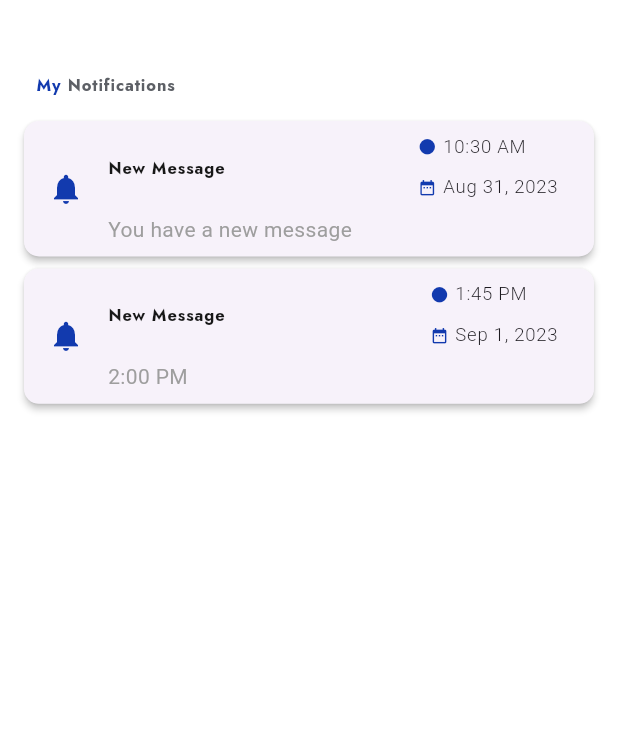
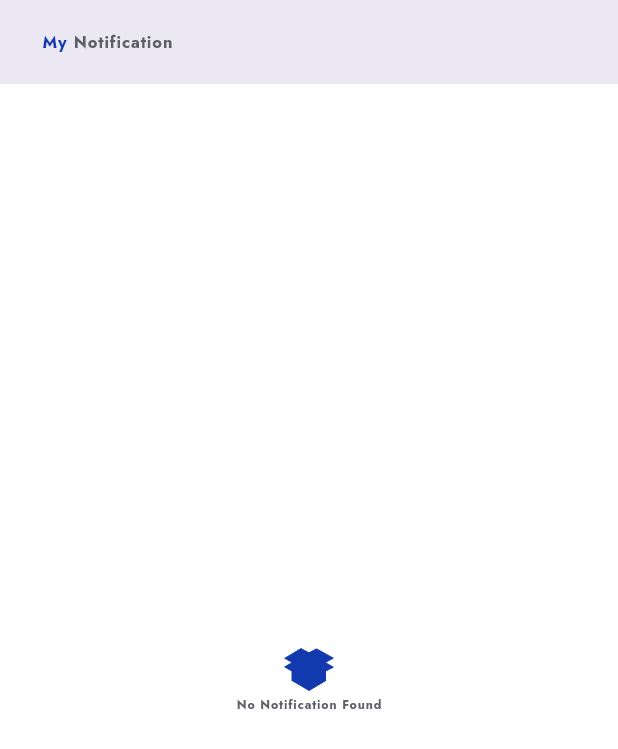
Before and after one commit to binimuse/ics, a Flutter app: the NotificationsView screen opened by its route, on a phone screen of 412 x 824 dp. Shown: the top 749 px of the screen. Run offline on Flutter 3.47's test engine with Material 3 defaults, Android fonts, the phone set to English and light mode, and no system bars; our stand-ins replace bot_toast, cached_network_image, carousel_slider, connectivity, connectivity_plus, country_code_picker and 19 more; missing offline and left inert: animated_segmented_tab_control, edge_detection, enum_to_string, flutter_pdfview; accounts and stored records are empty; network calls fail.

Commit message:
<fix> some bug fixed

```diff
--- /dev/null
+++ b/lib/app/common/customappbar.dart
@@ -0,0 +1,82 @@
+import 'package:flutter/material.dart';
+import 'package:get/get.dart';
+import 'package:ics/app/config/theme/app_colors.dart';
+import 'package:ics/app/config/theme/app_sizes.dart';
+import 'package:ics/app/config/theme/app_text_styles.dart';
+import 'package:sizer/sizer.dart';
+
+class CustomAppBar extends StatelessWidget implements PreferredSizeWidget {
+  final String title;
+  final String title2;
+  final String? routeName;
+  final bool showLeading;
+  final bool showActions;
+  final Widget? actionIcon;
+
+  CustomAppBar({
+    required this.title,
+    required this.title2,
+    this.routeName,
+    this.showLeading = true,
+    this.showActions = false,
+    this.actionIcon,
+  });
+
+  @override
+  Widget build(BuildContext context) {
+    return AppBar(
+      backgroundColor: AppColors.whiteOff,
+      elevation: 10,
+      automaticallyImplyLeading: false,
+      centerTitle: true,
+      leading: showLeading
+          ? IconButton(
+              onPressed: () {
+                Get.back();
+              },
+              padding: EdgeInsets.only(right: AppSizes.mp_w_3),
+              icon: Icon(
+                Icons.arrow_back,
+                color: AppColors.secondary,
+                size: AppSizes.icon_size_6,
+              ),
+            )
+          : null,
+      title: Padding(
+        padding: const EdgeInsets.all(12.0),
+        child: Row(
+          children: [
+            Text(
+              title,
+              style: AppTextStyles.bodyLargeBold.copyWith(
+                  fontSize: AppSizes.font_16, color: AppColors.primary),
+            ),
+            SizedBox(
+              width: 1.w,
+            ),
+            Text(
+              title2,
+              style: AppTextStyles.bodyLargeBold.copyWith(
+                  fontSize: AppSizes.font_16, color: AppColors.grayDark),
+            ),
+          ],
+        ),
+      ),
+      actions: showActions
+          ? [
+              IconButton(
+                  onPressed: () {
+                    if (routeName != null) {
+                      Get.toNamed(routeName!);
+                    }
+                  },
+                  padding: EdgeInsets.only(right: AppSizes.mp_w_3),
+                  icon: actionIcon!),
+            ]
+          : [],
+    );
+  }
+
+  @override
+  Size get preferredSize => Size.fromHeight(kToolbarHeight);
+}
--- /dev/null
+++ b/lib/app/common/empty_widget.dart
@@ -0,0 +1,34 @@
+import 'package:flutter/material.dart';
+import 'package:ics/app/config/theme/app_colors.dart';
+import 'package:ics/app/config/theme/app_sizes.dart';
+import 'package:ics/app/config/theme/app_text_styles.dart';
+import 'package:flutter_svg/flutter_svg.dart';
+import 'package:ics/gen/assets.gen.dart';
+
+class EmpityWidget extends StatelessWidget {
+  final String title;
+
+  EmpityWidget({required this.title});
+
+  @override
+  Widget build(BuildContext context) {
+    return Center(
+      child: Column(
+        mainAxisAlignment: MainAxisAlignment.center,
+        crossAxisAlignment: CrossAxisAlignment.center,
+        children: [
+          SvgPicture.asset(
+            Assets.icons.empty,
+            color: AppColors.primary,
+            width: AppSizes.icon_size_12,
+          ),
+          Text(
+            title,
+            style: AppTextStyles.titleBold.copyWith(
+                color: AppColors.grayDark, fontSize: AppSizes.font_12),
+          ),
+        ],
+      ),
+    );
+  }
+}
--- a/lib/app/modules/my_order/views/widget/passport_widget.dart
+++ b/lib/app/modules/my_order/views/widget/passport_widget.dart
@@ -37,7 +37,7 @@ class PassportWidget extends StatelessWidget {
                 var citizen = icsNewApplicationModel[index];
                 return buildCard(citizen);
               },
-            ),
+            )
           ],
         ),
       ),
--- a/lib/app/modules/notifications/views/notifications_view.dart
+++ b/lib/app/modules/notifications/views/notifications_view.dart
@@ -1,6 +1,8 @@
 import 'package:flutter/material.dart';
 
 import 'package:get/get.dart';
+import 'package:ics/app/common/customappbar.dart';
+import 'package:ics/app/common/empty_widget.dart';
 import 'package:ics/app/config/theme/app_colors.dart';
 import 'package:ics/app/config/theme/app_sizes.dart';
 import 'package:ics/app/config/theme/app_text_styles.dart';
@@ -13,31 +15,23 @@ class NotificationsView extends GetView<NotificationsController> {
   @override
   Widget build(BuildContext context) {
     return Scaffold(
+      appBar: CustomAppBar(
+        title: 'My',
+        title2: 'Notification',
+        showActions: false,
+        showLeading: false,
+      ),
       backgroundColor: AppColors.whiteOff,
       body: Padding(
         padding: const EdgeInsets.all(12.0),
-        child: ListView(
+        child: Column(
+          mainAxisAlignment: MainAxisAlignment.center,
+          crossAxisAlignment: CrossAxisAlignment.center,
           children: [
             SizedBox(
               height: 3.h,
             ),
-            buildName(context),
-            _buildCard(
-              icon: Icons.notifications,
-              title: 'New Message',
-              subtitle: 'You have a new message',
-              time: '10:30 AM',
-              date: 'Aug 31, 2023',
-            ),
-            _buildCard(
-              icon: Icons.notifications,
-              title: 'New Message',
-              subtitle: '2:00 PM',
-              time: '1:45 PM',
-              date: 'Sep 1, 2023',
-            ),
-// Add more notification cards here
-            // Add more cards here
+            EmpityWidget(title: "No Notification Found"),
           ],
         ),
       ),
--- a/lib/app/routes/app_routes.dart
+++ b/lib/app/routes/app_routes.dart
@@ -18,6 +18,7 @@ abstract class Routes {
   static const RENEW_PASSPORT = _Paths.RENEW_PASSPORT;
   static const OTP_VARIFICATION = _Paths.OTP_VARIFICATION;
   static const LOGOUT = _Paths.LOGOUT;
+  static const HELP = _Paths.HELP;
 }
 
 abstract class _Paths {
@@ -37,4 +38,5 @@ abstract class _Paths {
   static const RENEW_PASSPORT = '/renew-passport';
   static const OTP_VARIFICATION = '/otp-varification';
   static const LOGOUT = '/logout';
+  static const HELP = '/help';
 }
--- a/lib/gen/assets.gen.dart
+++ b/lib/gen/assets.gen.dart
@@ -194,6 +194,9 @@ class $AssetsIconsGen {
 
   /// File path: assets/icons/eigtheen_check.svg
   String get eigtheenCheck => 'assets/icons/eigtheen_check.svg';
+
+  /// File path: assets/icons/empty.svg
+  String get empty => 'assets/icons/empty.svg';
 
   /// File path: assets/icons/eraser.svg
   String get eraser => 'assets/icons/eraser.svg';
@@ -693,6 +696,7 @@ class $AssetsIconsGen {
         eighteenPlus,
         eighteenplus2,
         eigtheenCheck,
+        empty,
         eraser,
         eye,
         eyeSlash,
```
Also changed, not shown: lib/app/modules/help/bindings/help_binding.dart (added, +12 -0 lines), lib/app/modules/help/controllers/help_controller.dart (added, +23 -0 lines), lib/app/modules/help/views/help_view.dart (added, +24 -0 lines), lib/app/modules/home/views/home_view.dart (+22 -60 lines), lib/app/modules/my_order/views/my_order_view.dart (+30 -46 lines), lib/app/modules/my_order/views/widget/orgin_widget.dart (+1 -24 lines), lib/app/modules/new_passport/views/new_passport_view.dart (+7 -28 lines), lib/app/modules/new_passport/views/widget/newpassportform.dart (+7 -30 lines), lib/app/modules/new_passport/views/widget/profile_view.dart (+16 -37 lines), lib/app/modules/setting/views/setting_view.dart (+27 -22 lines), lib/app/routes/app_pages.dart (+7 -0 lines), assets/icons/empty.svg (added).
